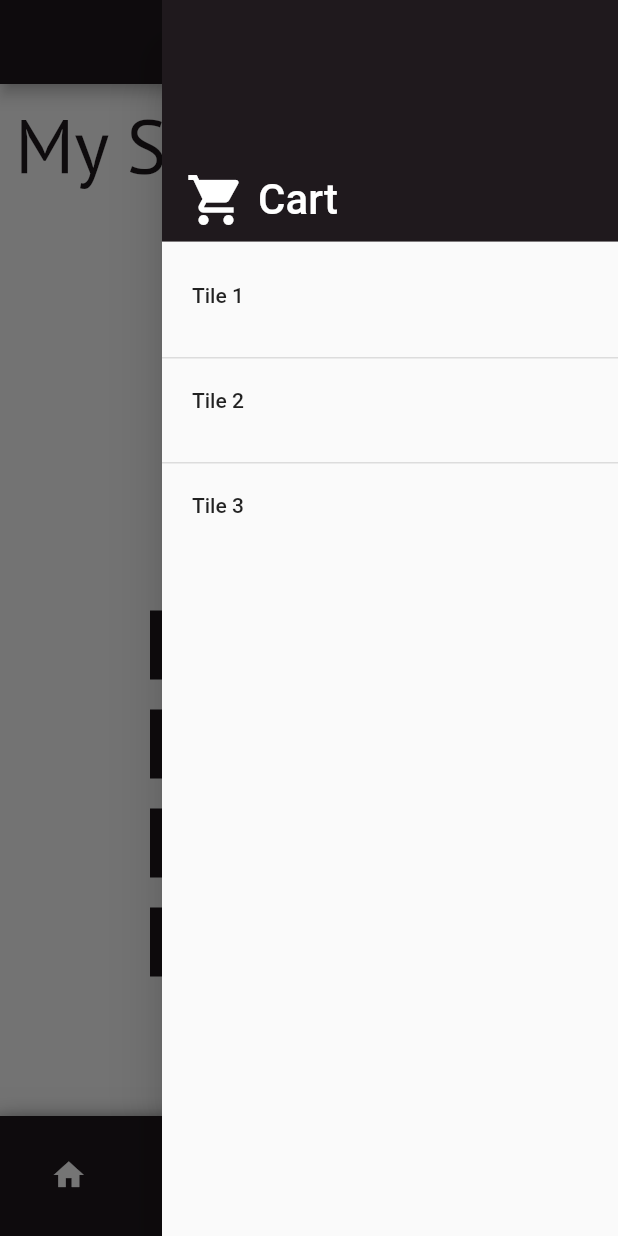
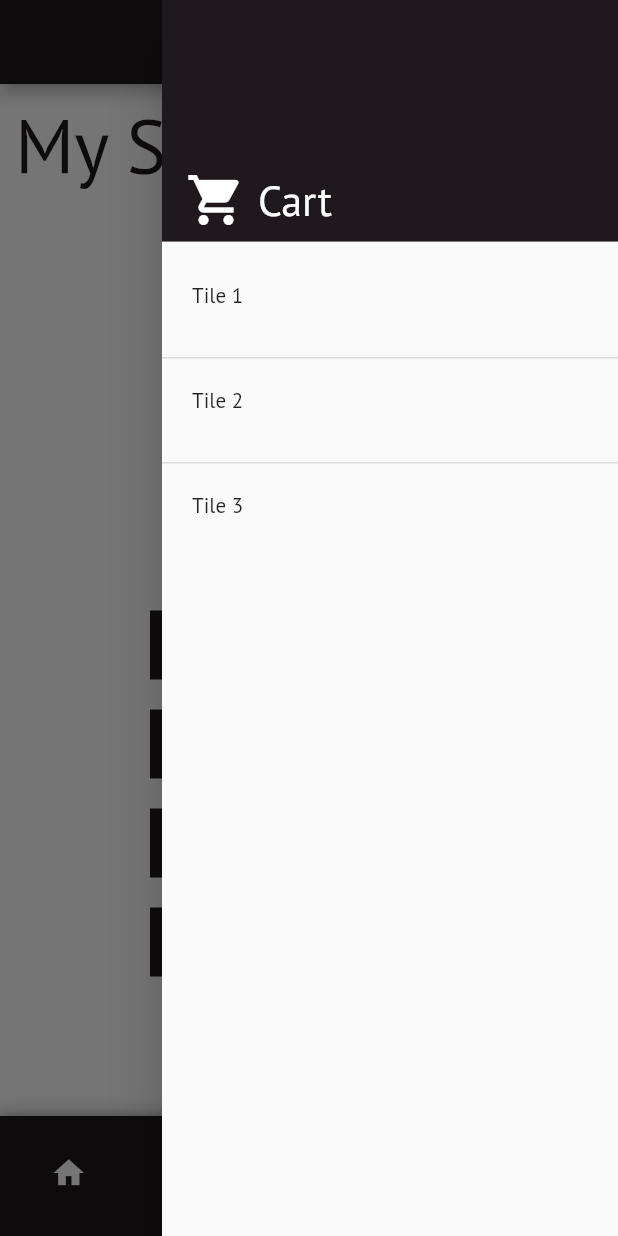
Before and after one commit to EdwinShiu/ecommerce_app, a Flutter app: the screen it shows once a user with an empty profile is signed in, item 4 of the bottom bar chosen, with the side drawer open, on a phone screen of 412 x 824 dp. Run offline on Flutter 3.47's test engine with Material 2 defaults, Android fonts, the phone set to English and light mode, and no system bars; our stand-ins replace carousel_slider, cloud_firestore, firebase_auth, flutter_spinkit, google_fonts, sticky_headers; accounts and stored records are empty; network calls fail.

Commit message:
change theme

```diff
--- a/lib/Pages/Page001/frontPage.dart
+++ b/lib/Pages/Page001/frontPage.dart
@@ -1,7 +1,6 @@
 import 'package:ecommerce_app/data/service/fetchProduct.dart';
 import 'package:ecommerce_app/parts/loadingScreen.dart';
 import 'package:flutter/material.dart';
-import 'package:google_fonts/google_fonts.dart';
 import 'package:carousel_slider/carousel_slider.dart';
 import '../../constant.dart';
 import './newItem.dart';
@@ -75,7 +74,7 @@ class FrontPageState extends State<FrontPage> {
           padding: EdgeInsets.only(left: 8.0),
           child: Text(
             'New',
-            style: GoogleFonts.ptSans(
+            style: TextStyle(
               fontSize: 32.0,
               fontWeight: FontWeight.w500,
               color: sonyBlack,
--- a/lib/Pages/Page002/itemPage.dart
+++ b/lib/Pages/Page002/itemPage.dart
@@ -1,6 +1,5 @@
 import 'package:ecommerce_app/Pages/OtherPages/error.dart';
 import 'package:flutter/material.dart';
-import 'package:google_fonts/google_fonts.dart';
 import 'package:ecommerce_app/data/category.dart';
 import 'package:provider/provider.dart';
 import '../../constant.dart';
@@ -32,7 +31,7 @@ class SubCatPageState extends State<SubCatPage> {
               alignment: Alignment.bottomLeft,
               child: Text(
                 'Television',
-                style: GoogleFonts.ptSans(
+                style: TextStyle(
                   fontSize: 50.0,
                   fontWeight: FontWeight.w500,
                   color: sonyBlack,
@@ -70,7 +69,7 @@ class SubCatPageState extends State<SubCatPage> {
                             alignment: Alignment.bottomLeft,
                             child: Text(
                               subCategoryList[index].name,
-                              style: GoogleFonts.ptSans(
+                              style: TextStyle(
                                 fontSize: 22.0,
                                 fontWeight: FontWeight.w500,
                                 color: Colors.white,
--- a/lib/Pages/Page004/UserPage.dart
+++ b/lib/Pages/Page004/UserPage.dart
@@ -3,7 +3,6 @@ import 'package:ecommerce_app/constant.dart';
 import 'package:ecommerce_app/data/user.dart';
 import 'package:ecommerce_app/parts/loadingScreen.dart';
 import 'package:flutter/material.dart';
-import 'package:google_fonts/google_fonts.dart';
 import 'package:provider/provider.dart';
 
 class UserPage extends StatefulWidget {
@@ -32,7 +31,7 @@ class UserPageState extends State<UserPage> {
               alignment: Alignment.bottomLeft,
               child: Text(
                 'My Sony',
-                style: GoogleFonts.ptSans(
+                style: TextStyle(
                   fontSize: 50.0,
                   fontWeight: FontWeight.w500,
                   color: sonyBlack,
@@ -60,7 +59,7 @@ class UserPageState extends State<UserPage> {
                         ),
                         child: Text(
                           "Sonnion: " + ((userData != null) ? userData.userInformation.sonnion.toString() : "--"),
-                          style: GoogleFonts.ptSans(
+                          style: TextStyle(
                             fontSize: 30.0,
                             fontWeight: FontWeight.w500,
                             color: sonyBlack,
@@ -80,7 +79,7 @@ class UserPageState extends State<UserPage> {
                           padding: EdgeInsets.all(10),
                           child: Text(
                             "Account Information",
-                            style: GoogleFonts.ptSans(
+                            style: TextStyle(
                               fontSize: 20.0,
                               fontWeight: FontWeight.w500,
                               color: Colors.white,
@@ -104,7 +103,7 @@ class UserPageState extends State<UserPage> {
                           padding: EdgeInsets.all(10),
                           child: Text(
                             "Product Warranty",
-                            style: GoogleFonts.ptSans(
+                            style: TextStyle(
                               fontSize: 20.0,
                               fontWeight: FontWeight.w500,
                               color: Colors.white,
@@ -128,7 +127,7 @@ class UserPageState extends State<UserPage> {
                           padding: EdgeInsets.all(10),
                           child: Text(
                             "Order Record",
-                            style: GoogleFonts.ptSans(
+                            style: TextStyle(
                               fontSize: 20.0,
                               fontWeight: FontWeight.w500,
                               color: Colors.white,
@@ -152,7 +151,7 @@ class UserPageState extends State<UserPage> {
                           padding: EdgeInsets.all(10),
                           child: Text(
                             "Log Out",
-                            style: GoogleFonts.ptSans(
+                            style: TextStyle(
                               fontSize: 20.0,
                               fontWeight: FontWeight.w500,
                               color: Colors.white,
--- a/lib/homePage.dart
+++ b/lib/homePage.dart
@@ -1,4 +1,3 @@
-import 'package:ecommerce_app/data/product.dart';
 import 'package:flutter/material.dart';
 import 'package:ecommerce_app/parts/bottomNavigationBar.dart';
 import 'package:ecommerce_app/parts/drawer.dart';
--- a/lib/main.dart
+++ b/lib/main.dart
@@ -5,7 +5,9 @@ import 'package:ecommerce_app/data/routing.dart';
 import 'package:ecommerce_app/data/selectedProducts.dart';
 import 'package:ecommerce_app/data/service/categoryDatabase.dart';
 import 'package:ecommerce_app/data/service/productDatabase.dart';
+import 'package:ecommerce_app/sizeConfig.dart';
 import 'package:flutter/material.dart';
+import 'package:google_fonts/google_fonts.dart';
 import './constant.dart';
 import 'package:provider/provider.dart';
 import './authentication/auth.dart';
@@ -19,10 +21,16 @@ void main() {
 class MainApp extends StatelessWidget {
   @override
   Widget build(BuildContext context) {
+    SizeConfig().init(context);
     return ChangeNotifierProvider<RouteGenerator>.value(
       value: RouteGenerator(),
       child: MaterialApp(
         title: appTitle,
+        theme: ThemeData(
+          scaffoldBackgroundColor: Colors.white,
+          textTheme: GoogleFonts.ptSansTextTheme(),
+          visualDensity: VisualDensity.adaptivePlatformDensity,
+        ),
         debugShowCheckedModeBanner: false,
         home: MainNavigationPage(),
       ),
@@ -34,6 +42,7 @@ class MainNavigationPage extends StatelessWidget {
   @override
   Widget build(BuildContext context) {
     print("main got rebuild");
+    print(SizeConfig.defaultSize);
     //return StreamBuilder<User>(
       //stream: AuthService().user,
       //builder: (context, snapshot) {
--- a/lib/parts/textFormField.dart
+++ b/lib/parts/textFormField.dart
@@ -1,14 +1,13 @@
 import 'package:flutter/material.dart';
-import 'package:google_fonts/google_fonts.dart';
 
 final textFormFieldDecoration = InputDecoration(
                                   border: OutlineInputBorder(),
-                                  hintStyle: GoogleFonts.ptSans(
+                                  hintStyle: TextStyle(
                                     fontSize: 20.0,
                                     fontWeight: FontWeight.w500,
                                     color: Color(0xFF7F797D),
                                   ),
-                                  errorStyle: GoogleFonts.ptSans(
+                                  errorStyle: TextStyle(
                                     fontSize: 16.0,
                                     fontWeight: FontWeight.w500,
                                   ),
```
Also changed, not shown: lib/Pages/OtherPages/item.dart (+30 -16 lines), lib/Pages/Page001/newItem.dart (+4 -7 lines), lib/Pages/Page002/SecondPage.dart (+3 -4 lines), lib/Pages/Page002/SubCategory.dart (+10 -7 lines), lib/Pages/Page003/ThirdPage.dart (+3 -4 lines), lib/Pages/Page004/LoginPage.dart (+3 -29 lines), lib/Pages/Page004/RegisterPage.dart (+3 -4 lines).
